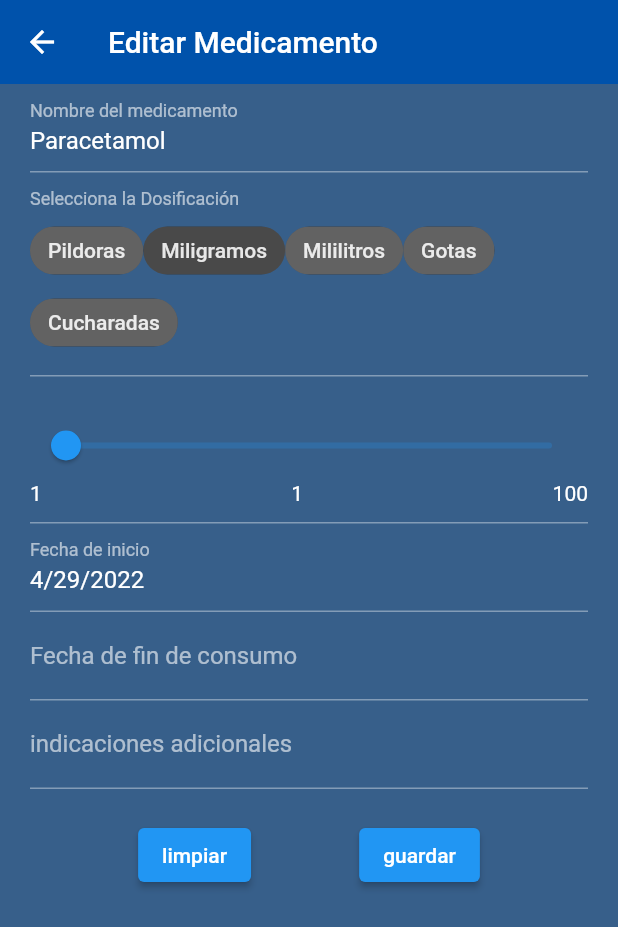
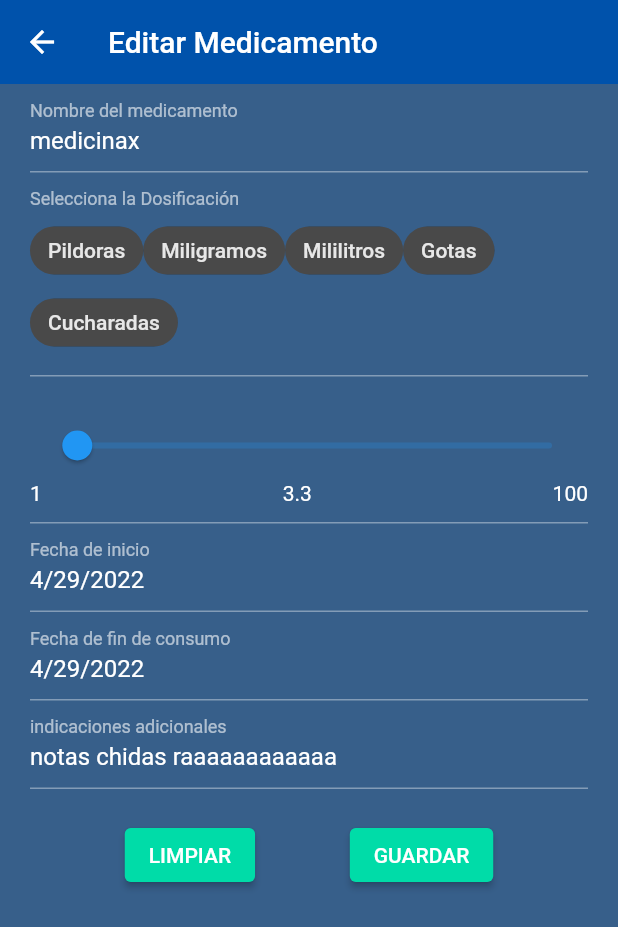
Before and after one commit to RIcki-cpu/help-med-repo, a Flutter app: the EditMedicineScreen screen opened by its route, on a phone screen of 412 x 824 dp. Shown: the top 927 px of the screen. Run offline on Flutter 3.47's test engine with Material 2 defaults, Android fonts, the phone set to English and light mode, and no system bars; drawn by our look-alikes of flutter_form_builder; our stand-ins replace cloud_firestore, firebase_auth, firebase_core, fluttertoast, form_builder_validators, sqflite; accounts and stored records are empty.

Commit message:
sqlite + medicinescreen terminated

```diff
--- a/lib/db.dart
+++ b/lib/db.dart
@@ -65,14 +65,14 @@ class DB {
   }
 
   static Future<void> update(Medication medication) async {
-    Database database = _openDB() as Database;
+    Database database = await _openDB();
 
     database.update('drugs', medication.toMap(),
         where: 'name = ?', whereArgs: [medication.name]);
   }
 
   static Future<List<Medication>> getallDrugs() async {
-    Database database = _openDB() as Database;
+    Database database = await _openDB();
 
     final List<Map<String, dynamic>> drugsMap = await database.query('drugs');
     return List.generate(
--- a/lib/main.dart
+++ b/lib/main.dart
@@ -20,11 +20,10 @@ class MyApp extends StatelessWidget {
       debugShowCheckedModeBanner: false,
       title: 'Email y contraseña Login',
       theme: AppTheme.darkTheme,
-      home: LoginScreen(),
-      initialRoute: 'home',
+      initialRoute: 'login',
       routes: {
         'home': (BuildContext context) => HomeScreen(),
-        'medicamentos': (BuildContext context) => const MedicationScreen(),
+        'medicamentos': (BuildContext context) => MedicationScreen(),
         'edit_med': (BuildContext context) => EditMedicineScreen(),
         // 'alergias': (BuildContext context) => const ListView2Screen(),
         // 'signin': (BuildContext context) => const CardScreen(),
--- /dev/null
+++ b/lib/model/models.dart
@@ -0,0 +1,2 @@
+export 'package:help_med/model/user_model.dart';
+export 'package:help_med/model/medication_model.dart';
--- a/lib/screens/edit_medication_screen.dart
+++ b/lib/screens/edit_medication_screen.dart
@@ -3,9 +3,12 @@ import 'package:flutter_form_builder/flutter_form_builder.dart';
 import 'package:form_builder_validators/form_builder_validators.dart';
 import 'package:help_med/db.dart';
 import 'package:help_med/model/medication_model.dart';
+import 'package:intl/intl.dart' show DateFormat;
 
 class EditMedicineScreen extends StatelessWidget {
   final _formKey = GlobalKey<FormBuilderState>();
+  final DateFormat dateFormat = DateFormat("yyyy-MM-dd HH:mm:ss");
+
   Medication medication = Medication(
       name: 'name',
       dosage: 'dosage',
@@ -14,8 +17,63 @@ class EditMedicineScreen extends StatelessWidget {
       endDate: 'endDate',
       notes: '');
 
+  List<Medication> drugs = [];
+
+  void displayDialog(BuildContext context, String error) {
+    showDialog(
+        barrierDismissible: true,
+        context: context,
+        builder: (context) {
+          return AlertDialog(
+              elevation: 5,
+              title: const Text('ERROR'),
+              content: Column(
+                mainAxisSize: MainAxisSize.min,
+                children: [
+                  Text(error),
+                  const SizedBox(height: 10),
+                  const Icon(Icons.error)
+                ],
+              ),
+              shape: RoundedRectangleBorder(
+                  borderRadius: BorderRadius.circular(10)));
+        });
+  }
+
   @override
   Widget build(BuildContext context) {
+    final arguments = (ModalRoute.of(context)?.settings.arguments ??
+        <String, dynamic>{}) as Map;
+    Medication? md1 = arguments['medication'];
+
+    DateTime datex;
+    DateTime datey;
+    Map<String, dynamic> initValues;
+
+    if (md1 == null) {
+      datex = DateTime.now();
+      datey = DateTime.now();
+      initValues = {
+        'medic_name': 'medicinax',
+        'dosage': 'dosificación_tipo',
+        'quantity': 3.3,
+        'start_date': datex,
+        'end_date': datey,
+        'notes': 'notas chidas raaaaaaaaaaaa'
+      };
+    } else {
+      datex = dateFormat.parse(md1.startDate);
+      datey = dateFormat.parse(md1.endDate);
+      initValues = {
+        'medic_name': md1.name,
+        'dosage': md1.dosage,
+        'quantity': md1.quantity.toDouble(),
+        'start_date': datex,
+        'end_date': datey,
+        'notes': md1.notes
+      };
+    }
+
     return Scaffold(
       appBar: AppBar(
         title: const Text(
@@ -30,7 +88,7 @@ class EditMedicineScreen extends StatelessWidget {
             children: [
               FormBuilderTextField(
                 name: 'medic_name',
-                initialValue: 'Paracetamol',
+                initialValue: initValues['medic_name'],
                 decoration: const InputDecoration(
                   labelText: 'Nombre del medicamento',
                 ),
@@ -43,7 +101,7 @@ class EditMedicineScreen extends StatelessWidget {
                   decoration: const InputDecoration(
                     labelText: 'Selecciona la Dosificación',
                   ),
-                  initialValue: 'pills',
+                  initialValue: initValues['dosage'],
                   options: const [
                     FormBuilderFieldOption(
                       value: 'pills',
@@ -67,20 +125,24 @@ class EditMedicineScreen extends StatelessWidget {
                     ),
                   ]),
               FormBuilderSlider(
-                  name: 'quantity', initialValue: 1, min: 1, max: 100),
+                  name: 'quantity',
+                  initialValue: initValues['quantity'],
+                  min: 1,
+                  max: 100),
               FormBuilderDateTimePicker(
-                name: 'init_date',
+                name: 'start_date',
                 // onChanged: _onChanged,
                 inputType: InputType.date,
                 decoration: const InputDecoration(
                   labelText: 'Fecha de inicio',
                 ),
-                initialValue: DateTime.now(),
+                initialValue: initValues['start_date'],
                 // enabled: true,
               ),
               FormBuilderDateTimePicker(
                 name: 'end_date',
                 // onChanged: _onChanged,
+                initialValue: initValues['end_date'],
                 inputType: InputType.date,
                 decoration: const InputDecoration(
                   labelText: 'Fecha de fin de consumo',
@@ -90,6 +152,7 @@ class EditMedicineScreen extends StatelessWidget {
               ),
               FormBuilderTextField(
                 name: 'notes',
+                initialValue: initValues['notes'],
                 decoration: const InputDecoration(
                     labelText: 'indicaciones adicionales'),
               ),
@@ -102,10 +165,12 @@ class EditMedicineScreen extends StatelessWidget {
                       onPressed: () {
                         _formKey.currentState?.reset();
                       },
-                      child: Text('limpiar')),
+                      style:
+                          ElevatedButton.styleFrom(primary: Color(0xFF00DCA8)),
+                      child: Text('LIMPIAR')),
                   // SAVE INFORMATION
                   ElevatedButton(
-                      onPressed: () {
+                      onPressed: () async {
                         //VALIDATION Of data
                         _formKey.currentState?.save();
                         final rawname =
@@ -115,7 +180,7 @@ class EditMedicineScreen extends StatelessWidget {
                         final rawquantity =
                             _formKey.currentState?.fields['quantity']?.value;
                         final rawstartdate =
-                            _formKey.currentState?.fields['init_date']?.value;
+                            _formKey.currentState?.fields['start_date']?.value;
                         final rawendate =
                             _formKey.currentState?.fields['end_date']?.value;
                         final rawnotes =
@@ -126,22 +191,45 @@ class EditMedicineScreen extends StatelessWidget {
                             rawquantity == null ||
                             rawstartdate == null ||
                             rawendate == null) {
-                          print('no salvar :(');
+                          displayDialog(context, 'META BIEN LOS DATOS');
                         } else {
+                          //ALMACENMAIENTO DE CAMPOS EN EL OBJETO  MEDICATION
                           medication.name = rawname;
                           medication.dosage = rawndosage;
                           medication.quantity = rawquantity.round();
                           medication.startDate =
-                              rawstartdate.toString().substring(0, 7);
-                          medication.endDate =
-                              rawendate.toString().substring(0, 7);
+                              dateFormat.format(rawstartdate);
+                          //.toString().substring(0, 7);
+                          medication.endDate = dateFormat.format(rawendate);
+                          //rawendate.toString().substring(0, 7);
                           medication.notes = rawnotes;
+                          //todo update and show full list
 
-                          DB.insert(medication);
-                          print('$medication');
+                          //--------------------------------------------------------
+
+                          try {
+                            //if md1 is empty it means is a new drug. Therefore is an INSERT
+                            if (md1 == null) {
+                              DB.insert(medication);
+                            } else {
+                              //otherwise it means its an UPDATE
+                              DB.update(medication);
+                            }
+                          } catch (e) {
+                            displayDialog(context, e.toString());
+                          }
+
+                          //at the end all drugs must be retrieved once again
+                          List<Medication> medicamentos =
+                              await DB.getallDrugs();
+                          Navigator.pushNamedAndRemoveUntil(
+                              context, 'medicamentos', (route) => route.isFirst,
+                              arguments: {'medicamentos': medicamentos});
                         }
                       },
-                      child: Text('guardar')),
+                      style:
+                          ElevatedButton.styleFrom(primary: Color(0xFF00DCA8)),
+                      child: Text('GUARDAR')),
                 ],
               ),
             ],
--- a/lib/screens/screens.dart
+++ b/lib/screens/screens.dart
@@ -2,3 +2,4 @@ export 'package:help_med/screens/home_screen.dart';
 export 'package:help_med/screens/login_screen.dart';
 export 'package:help_med/screens/registration_screen.dart';
 export 'package:help_med/screens/edit_medication_screen.dart';
+export 'package:help_med/screens/wrapper.dart';
--- a/lib/themes/app_theme.dart
+++ b/lib/themes/app_theme.dart
@@ -2,8 +2,8 @@ import 'package:flutter/material.dart';
 
 class AppTheme {
   static const Color primary = Color(0xFF0052AB);
-  // static const Color secondary = Color(0xFF00DCA8);
-  static const Color secondary = Color(0xFF6265EE);
+  static const Color secondary = Color(0xFF00DCA8);
+  //static const Color secondary = Color(0xFF6265EE);
 
   static final ThemeData lightTheme = ThemeData.light().copyWith(
     // color primario
--- a/lib/util/service.dart
+++ b/lib/util/service.dart
@@ -23,7 +23,6 @@ class Service extends StatelessWidget {
           child: TextButton(
             onPressed: () {
               fn();
-              print('WAKANDA FOREVERRRR');
             },
             child: Column(
               children: [
--- a/pubspec.yaml
+++ b/pubspec.yaml
@@ -39,6 +39,7 @@ dependencies:
   fluttertoast: ^8.0.9
   form_builder_validators: ^8.1.0
   sqflite: ^2.0.2+1
+  intl: ^0.17.0
 
 dev_dependencies:
   flutter_lints: ^1.0.0
```
Also changed, not shown: lib/screens/home_screen.dart (+12 -3 lines), lib/screens/medicine_screen.dart (+17 -24 lines), lib/screens/wrapper.dart (added, +12 -0 lines), lib/widgets/customcard2_widget.dart (+6 -4 lines), pubspec.lock.
